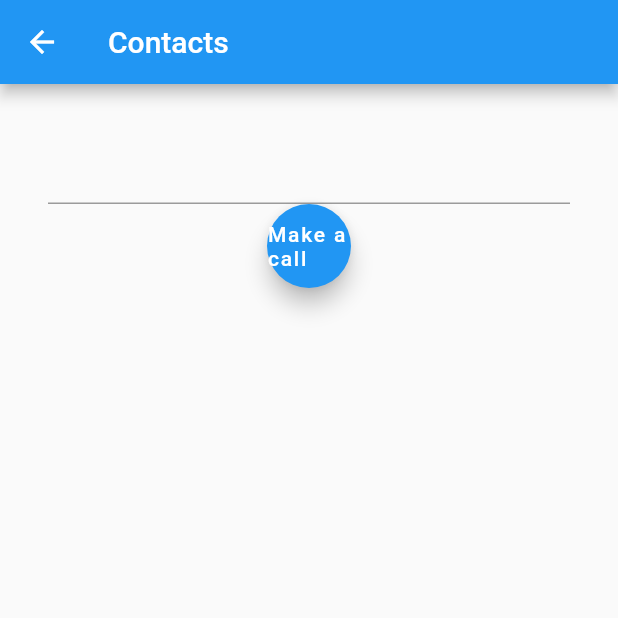
After one commit to aakzsh/zanie, a Flutter app: the ContactsPage screen opened directly, after a tap on "Make a call", on a phone screen of 412 x 824 dp, the top half of it. The commit adds this screen. Run offline on Flutter 3.47's test engine with Material 2 defaults, Android fonts, the light colour scheme and no system bars; our stand-ins replace contacts_service, google_fonts; missing offline and left inert: qr_code_scanner; network calls fail.

Commit message:
ADD: Calling functionality

```diff
--- /dev/null
+++ b/lib/ContactsPage.dart
@@ -0,0 +1,77 @@
+import 'package:flutter/material.dart';
+import 'package:contacts_service/contacts_service.dart';
+import 'package:flutter/cupertino.dart';
+import 'package:url_launcher/url_launcher.dart';
+class ContactsPage extends StatefulWidget {
+
+  @override
+  _ContactsPageState createState() => _ContactsPageState();
+}
+
+class _ContactsPageState extends State<ContactsPage> {
+  Iterable<Contact> _contacts;
+  List<String> phones = [];
+  List<String> contactPhone = [];
+  String txt_val = "";
+  @override
+  void initState(){
+    super.initState();
+    getContacts();
+  }
+
+  Future<void> getContacts() async {
+    //Make sure we already have permissions for contacts when we get to this
+    //page, so we can just retrieve it
+    final Iterable<Contact> contacts = await ContactsService.getContacts();
+    setState(() {
+      _contacts = contacts;
+    });
+  }
+
+  Future<String> findContact(name) async {
+    await getContacts();
+    _contacts.toSet().forEach((element) {
+      if(element.displayName == name){
+          element.phones.toSet().forEach((phone) {
+            contactPhone.add(phone.value);
+          });
+
+
+      }
+
+    });
+    return contactPhone[0] ?? "no on found";
+  }
+
+  @override
+  Widget build(BuildContext context) {
+    var info;
+    return Scaffold(
+      appBar: AppBar(
+        title: (Text('Contacts')),
+      ),
+      body: Padding(
+        padding: const EdgeInsets.all(32.0),
+        child: Container(
+          child: Column(
+
+            children: <Widget>[
+          TextField(
+          onChanged: (text) {
+            txt_val = text;
+            },
+          ),
+              FloatingActionButton(
+                child: Text("Make a call"),
+                onPressed: () async{
+                  info =  await findContact(txt_val);
+                  launch("tel: $info");
+                },
+              ),
+            ],
+          ),
+        ),
+      ),
+    );
+  }
+  }
--- a/lib/code.dart
+++ b/lib/code.dart
@@ -1,5 +1,7 @@
 import 'package:flutter/material.dart';
+import 'package:genie/ContactsPage.dart';
 import 'package:genie/home.dart';
+import 'package:genie/ContactsPage.dart';
 
 class Code extends StatefulWidget {
   @override
@@ -55,7 +57,7 @@ class _CodeState extends State<Code> {
                   if (txt_val == "genie") {
                     print("success");
                     Navigator.push(
-                        context, MaterialPageRoute(builder: (context) => Home()));
+                        context, MaterialPageRoute(builder: (context) => ContactsPage()));
                   } else {
                     setState(() {
                       msg = "uh oh, wrong passkey, try again";
--- a/pubspec.yaml
+++ b/pubspec.yaml
@@ -26,10 +26,13 @@ dependencies:
   qr_code_scanner: ^0.3.0
   qr_flutter: ^3.2.0
   google_fonts: ^1.1.1
+  contacts_service: ^0.6.1
 
   # The following adds the Cupertino Icons font to your application.
   # Use with the CupertinoIcons class for iOS style icons.
   cupertino_icons: ^1.0.2
+  permission_handler: ^7.1.0
+  url_launcher: ^6.0.3
 
 dev_dependencies:
   flutter_test:
```
Also changed, not shown: pubspec.lock, 1 other file.
